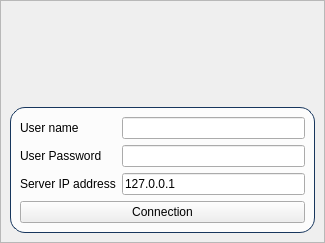
First picture: the form in Client/ClientConnection.ui, repository nowbey/GuppyChat, before the edit.
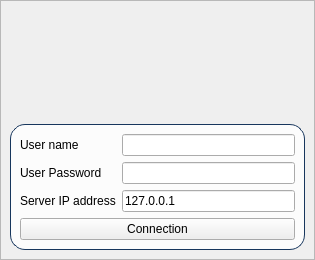
Second picture: the form after the edit. Icons and pictures are not drawn.

Commit message: Client & Server: Update the protocol to support different types of messages #4 #6

```diff
--- a/Client/ClientConnection.ui
+++ b/Client/ClientConnection.ui
@@ -6,8 +6,8 @@
    <rect>
     <x>0</x>
     <y>0</y>
-    <width>325</width>
-    <height>243</height>
+    <width>315</width>
+    <height>260</height>
    </rect>
   </property>
   <property name="windowTitle">
@@ -58,7 +58,7 @@
         <property name="minimumSize">
          <size>
           <width>120</width>
-          <height>0</height>
+          <height>100</height>
          </size>
         </property>
         <property name="text">
@@ -88,7 +88,14 @@
             </widget>
            </item>
            <item row="0" column="1">
-            <widget class="QLineEdit" name="userName"/>
+            <widget class="QLineEdit" name="userName">
+             <property name="minimumSize">
+              <size>
+               <width>150</width>
+               <height>0</height>
+              </size>
+             </property>
+            </widget>
            </item>
            <item row="1" column="0">
             <widget class="QLabel" name="label_3">
```
Left out of the diff: 2 changed lines with no effect on the pictures. The commit also changes 43 other files.
